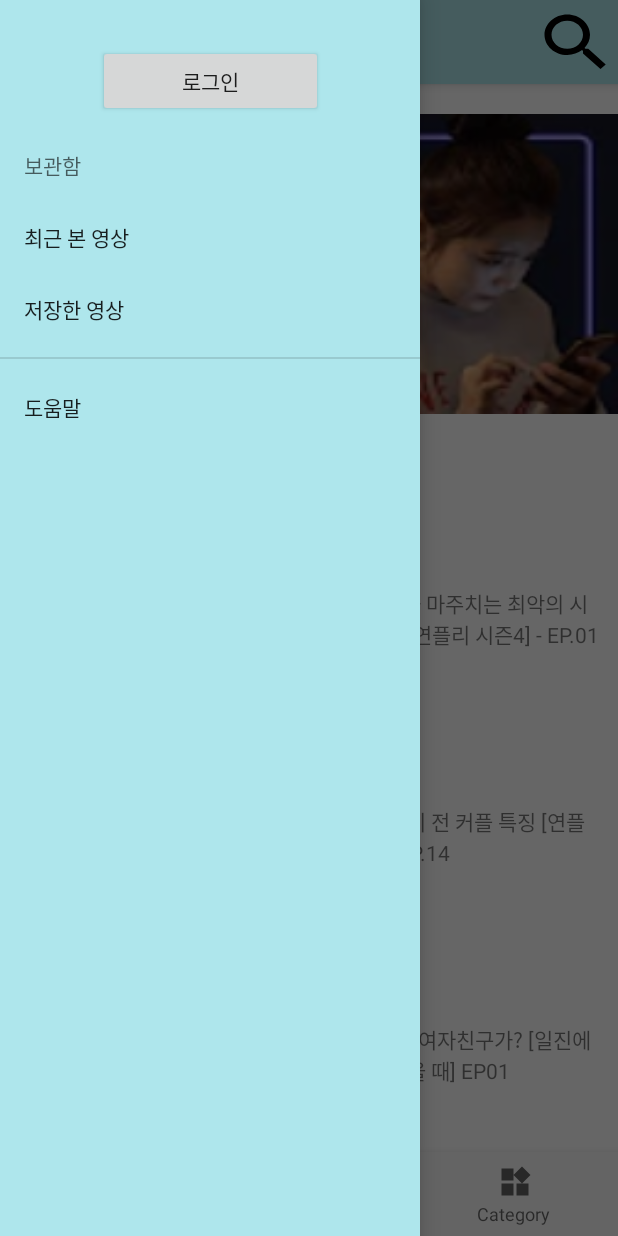
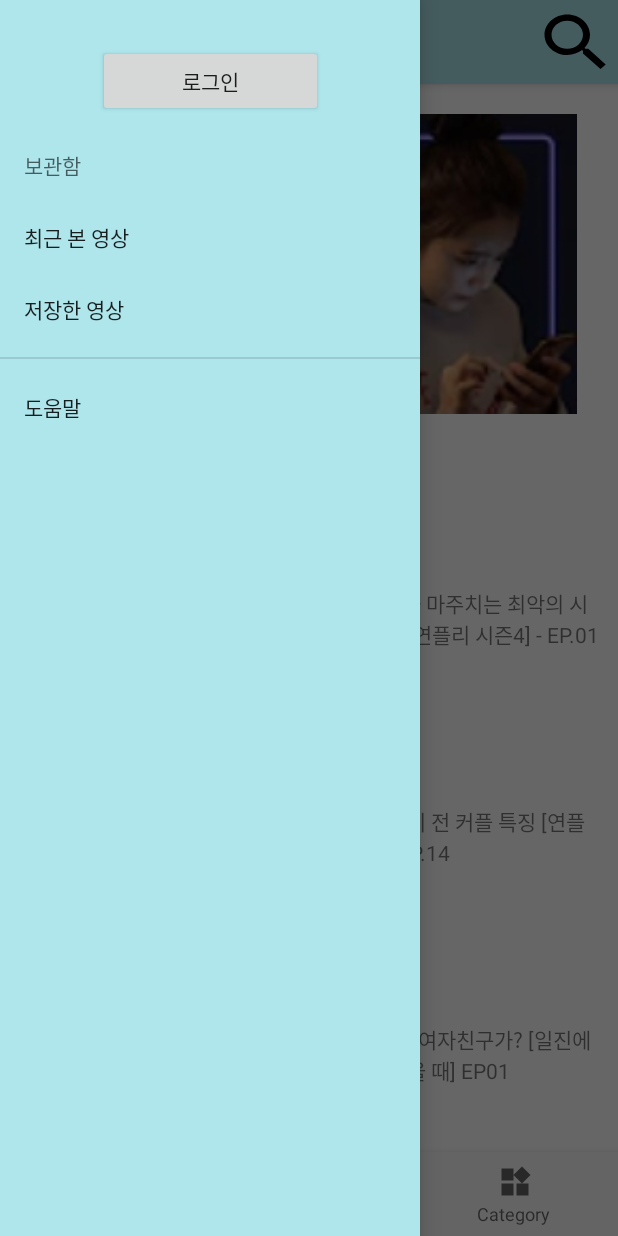
Before and after one commit to kairo139/MWProject, an Android app: the screen it shows after launch (MainActivity), with the side drawer open, on a phone screen of 412 x 824 dp. Run offline under Robolectric (Android 15) with nearby library versions, the phone set to English and light mode, and no system bars; our stand-ins replace navigation-ui; libraries missing offline, so code that uses them is left out: me.relex.circleindicator; plain views replace CircleIndicator; 2 statements that could not run were skipped.

Commit message:
메인 뷰페이저

```diff
--- a/app/src/main/java/com/example/mwproject/Vp_first.java
+++ b/app/src/main/java/com/example/mwproject/Vp_first.java
@@ -34,7 +34,6 @@ public class Vp_first extends Fragment {
     @Override
     public View onCreateView(@NonNull LayoutInflater inflater, @Nullable ViewGroup container, @Nullable Bundle savedInstanceState) {
         View v = inflater.inflate(R.layout.vp_first, container, false);
-        EditText tvLabel = (EditText) v.findViewById(R.id.editText);
         return v;
     }
 }
--- a/app/src/main/java/com/example/mwproject/Vp_second.java
+++ b/app/src/main/java/com/example/mwproject/Vp_second.java
@@ -34,8 +34,6 @@ public class Vp_second extends Fragment {
     @Override
     public View onCreateView(@NonNull LayoutInflater inflater, @Nullable ViewGroup container, @Nullable Bundle savedInstanceState) {
         View v = inflater.inflate(R.layout.vp_second, container, false);
-        EditText tvLabel = (EditText) v.findViewById(R.id.editText);
-        tvLabel.setText(page + " -- " + title);
         return v;
     }
 }
--- a/app/src/main/java/com/example/mwproject/Vp_third.java
+++ b/app/src/main/java/com/example/mwproject/Vp_third.java
@@ -34,8 +34,6 @@ public class Vp_third extends Fragment {
     @Override
     public View onCreateView(@NonNull LayoutInflater inflater, @Nullable ViewGroup container, @Nullable Bundle savedInstanceState) {
         View v = inflater.inflate(R.layout.vp_third, container, false);
-        EditText tvLabel = (EditText) v.findViewById(R.id.editText);
-        tvLabel.setText(page + " -- " + title);
         return v;
     }
 }
```
Also changed, not shown: app/src/main/res/layout/vp_first.xml (+5 -2 lines), app/src/main/res/layout/vp_second.xml (+2 -6 lines), app/src/main/res/layout/vp_third.xml (+2 -6 lines), app/src/main/res/drawable/ep2.jpg (added), app/src/main/res/drawable/ep3.jpg (added).
